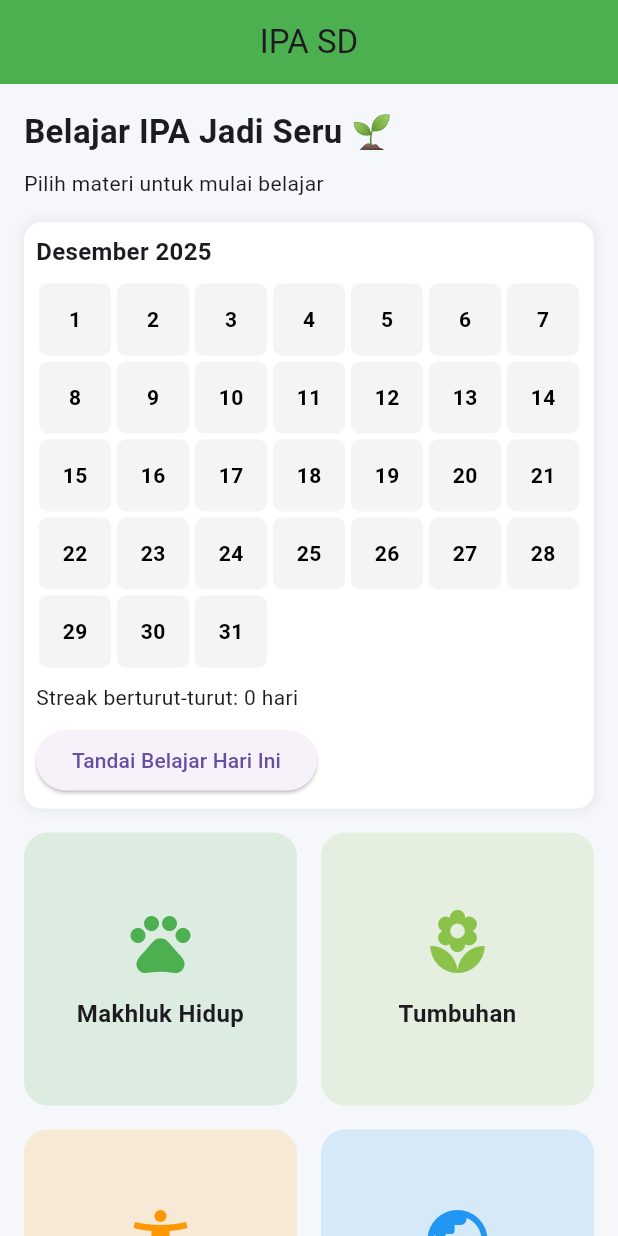
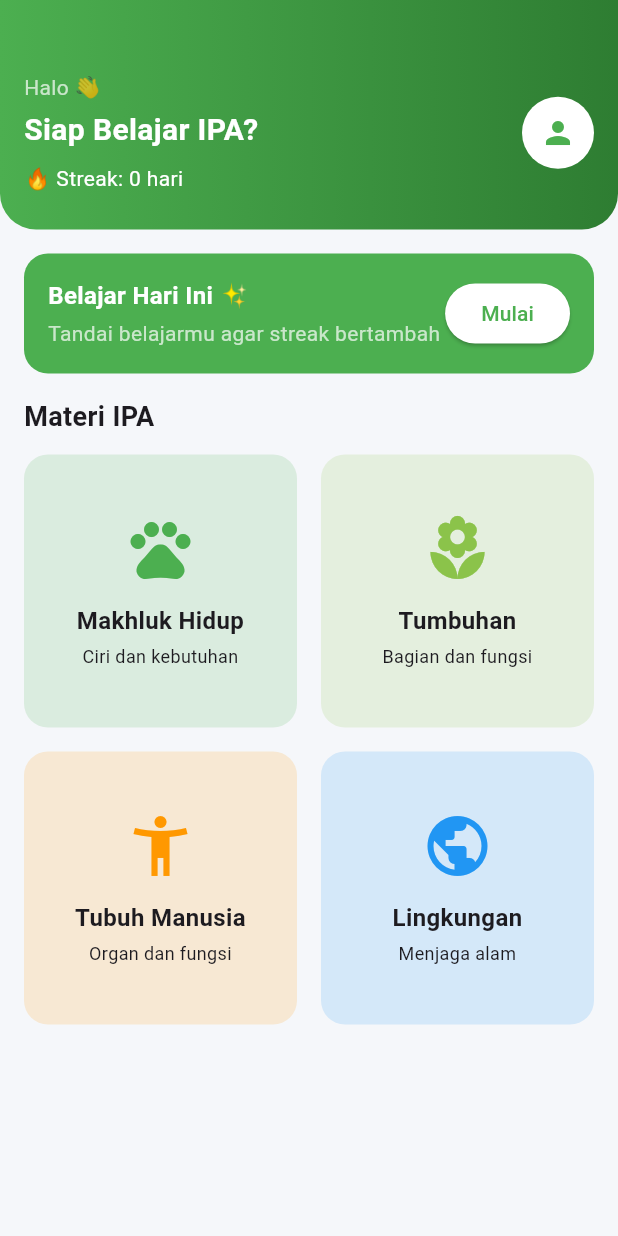
Before and after one commit to ahmadjulianrifqi/Apk-Belajar-Flutter, a Flutter app: the screen it shows after launch, on a phone screen of 412 x 824 dp. Run offline on Flutter 3.47's test engine with Material 3 defaults, Android fonts, the light colour scheme and no system bars; our stand-ins replace shared_preferences.

Commit message:
update UI

```diff
--- a/lib/features/home/home_page.dart
+++ b/lib/features/home/home_page.dart
@@ -1,7 +1,6 @@
 import 'package:flutter/material.dart';
 import 'package:shared_preferences/shared_preferences.dart';
 import '../materi/materi_page.dart';
-import 'package:intl/intl.dart';
 
 class HomePage extends StatefulWidget {
   const HomePage({super.key});
@@ -12,7 +11,6 @@ class HomePage extends StatefulWidget {
 
 class _HomePageState extends State<HomePage> {
   List<String> riwayatBelajar = [];
-  DateTime currentMonth = DateTime.now();
   int streakHariIni = 0;
 
   @override
@@ -23,17 +21,18 @@ class _HomePageState extends State<HomePage> {
 
   Future<void> loadRiwayat() async {
     final prefs = await SharedPreferences.getInstance();
-    final List<String> tanggalBelajar = prefs.getStringList('riwayatBelajar') ?? [];
-    tanggalBelajar.sort();
+    final data = prefs.getStringList('riwayatBelajar') ?? [];
+
+    data.sort();
     setState(() {
-      riwayatBelajar = tanggalBelajar;
-      streakHariIni = hitungStreak(tanggalBelajar);
+      riwayatBelajar = data;
+      streakHariIni = hitungStreak(data);
     });
   }
 
   Future<void> tandaiBelajarHariIni() async {
     final prefs = await SharedPreferences.getInstance();
-    final today = DateTime.now().toString().substring(0, 10);
+    final today = DateTime.now().toIso8601String().substring(0, 10);
 
     if (!riwayatBelajar.contains(today)) {
       riwayatBelajar.add(today);
@@ -46,188 +45,177 @@ class _HomePageState extends State<HomePage> {
     });
   }
 
-  int hitungStreak(List<String> tanggalBelajar) {
-    if (tanggalBelajar.isEmpty) return 0;
+  int hitungStreak(List<String> data) {
+    if (data.isEmpty) return 0;
 
-    final List<DateTime> dates = tanggalBelajar.map((e) => DateTime.parse(e)).toList()
+    final dates = data
+        .map((e) => DateTime.parse(e))
+        .toList()
       ..sort((a, b) => b.compareTo(a));
 
     int streak = 0;
-    DateTime hariIni = DateTime.now();
+    DateTime check = DateTime.now();
 
-    for (var date in dates) {
-      if (date.year == hariIni.year &&
-          date.month == hariIni.month &&
-          date.day == hariIni.day) {
+    for (final d in dates) {
+      if (d.year == check.year &&
+          d.month == check.month &&
+          d.day == check.day) {
         streak++;
-        hariIni = hariIni.subtract(const Duration(days: 1));
-      } else if (date.isBefore(hariIni)) {
+        check = check.subtract(const Duration(days: 1));
+      } else {
         break;
       }
     }
     return streak;
   }
 
-  List<Widget> buildCalendar() {
-    final firstDayOfMonth = DateTime(currentMonth.year, currentMonth.month, 1);
-    final lastDayOfMonth = DateTime(currentMonth.year, currentMonth.month + 1, 0);
-    final totalDays = lastDayOfMonth.day;
-    final firstWeekday = firstDayOfMonth.weekday; // Senin=1 .. Minggu=7
-
-    List<Widget> calendarCells = [];
-
-    for (int i = 1; i < firstWeekday; i++) {
-      calendarCells.add(const SizedBox());
-    }
-
-    for (int day = 1; day <= totalDays; day++) {
-      final date = DateTime(currentMonth.year, currentMonth.month, day);
-      final dateString = date.toString().substring(0, 10);
-      final isLearned = riwayatBelajar.contains(dateString);
-
-      calendarCells.add(
-        GestureDetector(
-          onTap: () {
-            if (dateString == DateTime.now().toString().substring(0, 10)) {
-              tandaiBelajarHariIni();
-            }
-          },
-          child: Container(
-            margin: const EdgeInsets.all(2),
-            decoration: BoxDecoration(
-              color: isLearned ? Colors.green.withAlpha(50) : Colors.grey.withAlpha(30),
-              border: isLearned ? Border.all(color: Colors.green, width: 2) : null,
-              borderRadius: BorderRadius.circular(6),
-            ),
-            alignment: Alignment.center,
-            child: Stack(
-              alignment: Alignment.center,
-              children: [
-                Text(
-                  '$day',
-                  style: TextStyle(
-                      fontWeight: FontWeight.bold,
-                      color: isLearned ? Colors.green[800] : Colors.black),
-                ),
-                if (isLearned)
-                  const Positioned(
-                    bottom: 2,
-                    right: 2,
-                    child: Icon(
-                      Icons.check_circle,
-                      color: Colors.green,
-                      size: 14,
-                    ),
-                  ),
-              ],
-            ),
-          ),
-        ),
-      );
-    }
-
-    return calendarCells;
-  }
-
   @override
   Widget build(BuildContext context) {
-    final monthName = DateFormat.MMMM('id').format(currentMonth);
-
     return Scaffold(
       backgroundColor: const Color(0xFFF5F7FA),
-      appBar: AppBar(
-        title: const Text('IPA SD'),
-        centerTitle: true,
-        backgroundColor: Colors.green,
-      ),
       body: SingleChildScrollView(
-        padding: const EdgeInsets.all(16),
         child: Column(
           crossAxisAlignment: CrossAxisAlignment.start,
           children: [
-            const Text(
-              'Belajar IPA Jadi Seru 🌱',
-              style: TextStyle(fontSize: 22, fontWeight: FontWeight.bold),
-            ),
-            const SizedBox(height: 8),
-            const Text('Pilih materi untuk mulai belajar'),
-            const SizedBox(height: 16),
-
-            // ===== CALENDAR =====
+            // ===== HEADER =====
             Container(
-              padding: const EdgeInsets.all(8),
-              decoration: BoxDecoration(
-                color: Colors.white,
-                borderRadius: BorderRadius.circular(12),
-                boxShadow: [
-                  BoxShadow(
-                    color: Colors.grey.withAlpha(38),
-                    spreadRadius: 2,
-                    blurRadius: 5,
-                  )
+              padding: const EdgeInsets.fromLTRB(16, 48, 16, 24),
+              decoration: const BoxDecoration(
+                gradient: LinearGradient(
+                  colors: [Color(0xFF4CAF50), Color(0xFF2E7D32)],
+                ),
+                borderRadius: BorderRadius.only(
+                  bottomLeft: Radius.circular(24),
+                  bottomRight: Radius.circular(24),
+                ),
+              ),
+              child: Row(
+                mainAxisAlignment: MainAxisAlignment.spaceBetween,
+                children: [
+                  Column(
+                    crossAxisAlignment: CrossAxisAlignment.start,
+                    children: [
+                      const Text(
+                        'Halo 👋',
+                        style: TextStyle(color: Colors.white70),
+                      ),
+                      const SizedBox(height: 4),
+                      const Text(
+                        'Siap Belajar IPA?',
+                        style: TextStyle(
+                          color: Colors.white,
+                          fontSize: 20,
+                          fontWeight: FontWeight.bold,
+                        ),
+                      ),
+                      const SizedBox(height: 8),
+                      Text(
+                        '🔥 Streak: $streakHariIni hari',
+                        style: const TextStyle(color: Colors.white),
+                      ),
+                    ],
+                  ),
+                  const CircleAvatar(
+                    radius: 24,
+                    backgroundColor: Colors.white,
+                    child: Icon(Icons.person, color: Colors.green),
+                  ),
                 ],
               ),
-              child: Column(
-                crossAxisAlignment: CrossAxisAlignment.start,
+            ),
+
+            // ===== BANNER =====
+            Container(
+              margin: const EdgeInsets.all(16),
+              padding: const EdgeInsets.all(16),
+              decoration: BoxDecoration(
+                color: Colors.green,
+                borderRadius: BorderRadius.circular(16),
+              ),
+              child: Row(
                 children: [
-                  Text(
-                    '$monthName ${currentMonth.year}',
-                    style: const TextStyle(fontSize: 16, fontWeight: FontWeight.bold),
+                  const Expanded(
+                    child: Column(
+                      crossAxisAlignment: CrossAxisAlignment.start,
+                      children: [
+                        Text(
+                          'Belajar Hari Ini ✨',
+                          style: TextStyle(
+                            color: Colors.white,
+                            fontSize: 16,
+                            fontWeight: FontWeight.bold,
+                          ),
+                        ),
+                        SizedBox(height: 4),
+                        Text(
+                          'Tandai belajarmu agar streak bertambah',
+                          style: TextStyle(color: Colors.white70),
+                        ),
+                      ],
+                    ),
                   ),
-                  const SizedBox(height: 8),
-                  GridView.count(
-                    crossAxisCount: 7,
-                    shrinkWrap: true,
-                    physics: const NeverScrollableScrollPhysics(),
-                    children: buildCalendar(),
-                  ),
-                  const SizedBox(height: 8),
-                  Text('Streak berturut-turut: $streakHariIni hari'),
-                  const SizedBox(height: 8),
                   ElevatedButton(
                     onPressed: tandaiBelajarHariIni,
-                    child: const Text('Tandai Belajar Hari Ini'),
+                    style: ElevatedButton.styleFrom(
+                      backgroundColor: Colors.white,
+                      foregroundColor: Colors.green,
+                    ),
+                    child: const Text('Mulai'),
                   )
                 ],
               ),
             ),
 
-            const SizedBox(height: 16),
+            // ===== SECTION TITLE =====
+            const Padding(
+              padding: EdgeInsets.symmetric(horizontal: 16),
+              child: Text(
+                'Materi IPA',
+                style: TextStyle(
+                  fontSize: 18,
+                  fontWeight: FontWeight.bold,
+                ),
+              ),
+            ),
+            const SizedBox(height: 12),
 
             // ===== GRID MATERI =====
             GridView.count(
               crossAxisCount: 2,
+              shrinkWrap: true,
+              physics: const NeverScrollableScrollPhysics(),
+              padding: const EdgeInsets.symmetric(horizontal: 16),
               crossAxisSpacing: 16,
               mainAxisSpacing: 16,
-              shrinkWrap: true,
-              physics: const NeverScrollableScrollPhysics(),
               children: const [
                 MateriCard(
                   title: 'Makhluk Hidup',
-                  description: 'Belajar tentang ciri-ciri dan kebutuhan makhluk hidup.',
+                  description: 'Ciri dan kebutuhan',
                   icon: Icons.pets,
                   color: Colors.green,
                 ),
                 MateriCard(
                   title: 'Tumbuhan',
-                  description: 'Mengenal bagian tumbuhan dan fungsinya.',
+                  description: 'Bagian dan fungsi',
                   icon: Icons.local_florist,
                   color: Colors.lightGreen,
                 ),
                 MateriCard(
                   title: 'Tubuh Manusia',
-                  description: 'Mengenal bagian tubuh manusia dan kegunaannya.',
+                  description: 'Organ dan fungsi',
                   icon: Icons.accessibility_new,
                   color: Colors.orange,
                 ),
                 MateriCard(
                   title: 'Lingkungan',
-                  description: 'Menjaga kebersihan dan kelestarian lingkungan.',
+                  description: 'Menjaga alam',
                   icon: Icons.public,
                   color: Colors.blue,
                 ),
               ],
             ),
+
+            const SizedBox(height: 24),
           ],
         ),
       ),
@@ -236,7 +224,7 @@ class _HomePageState extends State<HomePage> {
 }
 
 /// ===============================
-/// WIDGET CARD MATERI
+/// CARD MATERI
 /// ===============================
 class MateriCard extends StatelessWidget {
   final String title;
@@ -260,7 +248,7 @@ class MateriCard extends StatelessWidget {
         Navigator.push(
           context,
           MaterialPageRoute(
-            builder: (context) => MateriPage(
+            builder: (_) => MateriPage(
               title: title,
               description: description,
             ),
@@ -269,9 +257,10 @@ class MateriCard extends StatelessWidget {
       },
       child: Container(
         decoration: BoxDecoration(
-          color: color.withAlpha(38),
+          color: color.withAlpha(40),
           borderRadius: BorderRadius.circular(16),
         ),
+        padding: const EdgeInsets.all(12),
         child: Column(
           mainAxisAlignment: MainAxisAlignment.center,
           children: [
@@ -280,7 +269,16 @@ class MateriCard extends StatelessWidget {
             Text(
               title,
               textAlign: TextAlign.center,
-              style: const TextStyle(fontSize: 16, fontWeight: FontWeight.w600),
+              style: const TextStyle(
+                fontSize: 16,
+                fontWeight: FontWeight.w600,
+              ),
+            ),
+            const SizedBox(height: 4),
+            Text(
+              description,
+              textAlign: TextAlign.center,
+              style: const TextStyle(fontSize: 12),
             ),
           ],
         ),
```
Also changed, not shown: pubspec.yaml (+8 -0 lines).
